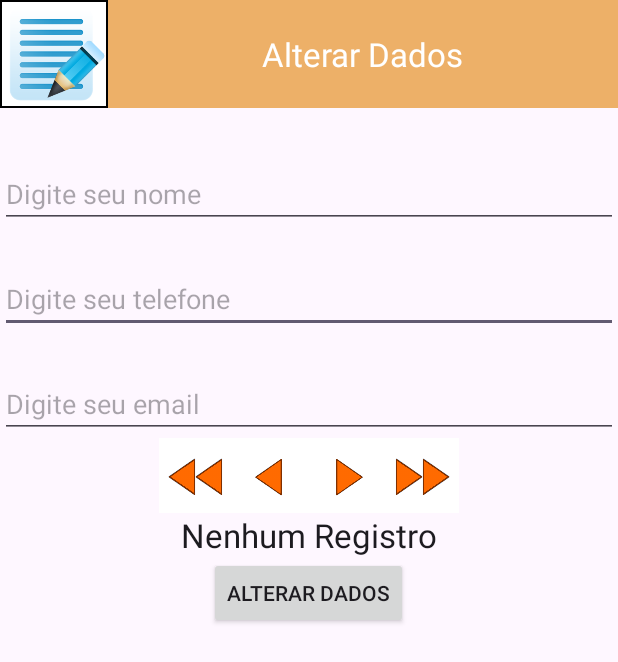
After one commit to Bryanjvo/6SEM-DMOB, an Android app: the AlterarDadosActivity screen opened directly, with no data from a screen before it, on a phone screen of 412 x 824 dp. The commit adds this screen. Shown: the top 662 px of the screen. Run offline under Robolectric (Android 15) with nearby library versions, the phone set to English and light mode, and no system bars.

Commit message:
Alterar feito

```diff
--- a/BryanProjetoDMOB/app/src/main/AndroidManifest.xml
+++ b/BryanProjetoDMOB/app/src/main/AndroidManifest.xml
@@ -11,6 +11,9 @@
         android:roundIcon="@mipmap/ic_launcher_round"
         android:supportsRtl="true"
         android:theme="@style/Theme.BryanProjetoDMOB">
+        <activity
+            android:name=".AlterarDadosActivity"
+            android:exported="false" />
         <activity
             android:name=".ConsultaDadosActivity"
             android:exported="false" />
--- /dev/null
+++ b/BryanProjetoDMOB/app/src/main/java/com/example/bryanprojetodmob/AlterarDadosActivity.java
@@ -0,0 +1,365 @@
+package com.example.bryanprojetodmob;
+
+import android.os.Bundle;
+
+import android.app.Activity;
+
+import android.app.AlertDialog;
+
+import android.content.Context;
+
+import android.content.DialogInterface;
+
+import android.database.Cursor;
+
+import android.database.sqlite.SQLiteDatabase;
+
+import android.view.View;
+
+import android.widget.Button;
+
+import android.widget.EditText;
+
+import android.widget.ImageView;
+
+import android.widget.TextView;
+
+
+
+public class AlterarDadosActivity extends Activity {
+
+    EditText txtnome, txttelefone, txtemail;
+
+    TextView txtstatus_registro;
+
+    SQLiteDatabase db;
+
+    ImageView imgprimeiro, imganterior, imgproximo, imgultimo;
+
+    Button btalterardados;
+
+    int indice;
+
+    int numreg;
+
+    Cursor c;
+
+    DialogInterface.OnClickListener diAlteraInformacoes;
+
+
+
+    @Override
+
+    protected void onCreate(Bundle savedInstanceState) {
+
+        super.onCreate(savedInstanceState);
+
+        setContentView(R.layout.activity_alterar_dados);
+
+        txtnome = (EditText) findViewById(R.id.txtnome);
+
+        txttelefone = (EditText) findViewById(R.id.txttelefone);
+
+        txtemail = (EditText) findViewById(R.id.txtemail);
+
+        txtstatus_registro = (TextView) findViewById(R.id.txtstatus_registro);
+
+        imgprimeiro = (ImageView) findViewById(R.id.imgprimeiro);
+
+        imganterior = (ImageView) findViewById(R.id.imganterior);
+
+        imgproximo = (ImageView) findViewById(R.id.imgproximo);
+
+        imgultimo = (ImageView) findViewById(R.id.imgultimo);
+
+        btalterardados = (Button)findViewById(R.id.btalterardados);
+
+        try {
+
+            //Abre o banco de dados
+
+            db = openOrCreateDatabase("banco_dados",
+
+                    Context.MODE_PRIVATE, null);
+
+            c = db.query("usuarios",new String []
+
+                            {"numreg","nome","telefone","email"},
+
+                    null,null,null,null,null);
+
+            if(c.getCount() > 0) { //Move para o primeiro registro
+
+                c.moveToFirst();
+
+                indice = 1;
+
+                numreg = c.getInt(0); //Obtem o número de registro
+
+                txtnome.setText(c.getString(1)); //Obtem o nome
+
+                txttelefone.setText(c.getString(2)); //Obtém o telefone
+
+                txtemail.setText(c.getString(3));//Obtém o e-mail
+
+                txtstatus_registro.setText(indice + " / " +
+
+                        c.getCount());
+
+            }
+
+            else {
+
+                txtstatus_registro.setText("Nenhum Registro");
+
+            }
+
+        }
+
+        catch(Exception e){
+
+        }
+
+
+
+        imgprimeiro.setOnClickListener(new View.OnClickListener() {
+
+            @Override
+
+            public void onClick(View v) {
+
+                if(c.getCount() > 0)    {
+
+                    //Move para o primeiro registro
+
+                    c.moveToFirst();
+
+                    indice = 1;
+
+                    //Obtem o número de registro
+
+                    numreg = c.getInt(0);
+
+                    //Obtem o nome
+
+                    txtnome.setText(c.getString(1));
+
+                    //Obtém o telefone
+
+                    txttelefone.setText(c.getString(2));
+
+                    //Obtém o e-mail
+
+                    txtemail.setText(c.getString(3));
+
+                    txtstatus_registro.setText(indice + " / " +
+
+                            c.getCount());
+
+                }
+
+            }
+
+        });
+
+
+
+        imganterior.setOnClickListener(new View.OnClickListener() {
+
+            @Override   public void onClick(View v) {
+
+                // TODO Auto-generated method stub
+
+                if(c.getCount() > 0)    {
+
+                    if(indice > 1) {
+
+                        indice--;
+
+                        //Move para o registro anterior
+
+                        c.moveToPrevious();
+
+                        numreg = c.getInt(0);
+
+                        //Obtem o número de registro
+
+                        txtnome.setText(c.getString(1));
+
+                        //Obtem o nome
+
+                        txttelefone.setText(c.getString(2));
+
+                        //Obtém o telefone
+
+                        txtemail.setText(c.getString(3));
+
+                        //Obtém o e-mail
+
+                        txtstatus_registro.setText(indice + " / " +
+
+                                c.getCount());
+
+                    }
+
+                }
+
+            }
+
+        });
+
+
+
+        imgproximo.setOnClickListener(new View.OnClickListener() {
+
+            @Override
+
+            public void onClick(View v) {
+
+                // TODO Auto-generated method stub
+
+                if(c.getCount() > 0)     {
+
+                    if(indice != c.getCount()) {
+
+                        indice++;
+
+                        //Move para o proximo registro
+
+                        c.moveToNext();
+
+                        numreg = c.getInt(0); //Obtem o número de registro
+
+                        txtnome.setText(c.getString(1));
+
+                        //Obtem o nome
+
+                        txttelefone.setText(c.getString(2));
+
+                        //Obtém o telefone
+
+                        //Obtém o e-mail
+
+                        txtemail.setText(c.getString(3));
+
+                        txtstatus_registro.setText(indice + " / " +
+
+                                c.getCount());
+
+                    }
+
+                }
+
+            }
+
+        });
+
+
+
+        imgultimo.setOnClickListener(new View.OnClickListener() {
+
+            @Override  public void onClick(View v) {
+
+                if(c.getCount() > 0)   {
+
+                    //Move para o último registro
+
+                    c.moveToLast();
+
+                    indice = c.getCount();
+
+                    numreg = c.getInt(0); //Obtem o número de registro
+
+                    txtnome.setText(c.getString(1));//Obtem o nome
+
+                    txttelefone.setText(c.getString(2));//Obtém o
+
+                    //telefone
+
+                    txtemail.setText(c.getString(3));//Obtém o e-mail
+
+                    txtstatus_registro.setText(indice + " / " +
+
+                            c.getCount());   }  }    });
+
+
+
+        diAlteraInformacoes = new DialogInterface.OnClickListener() {
+
+            @Override
+
+            public void onClick(DialogInterface dialog, int which) {
+
+                //Altera as informações do registro na tabela
+
+                String nome = txtnome.getText().toString();
+
+                String telefone = txttelefone.getText().toString();
+
+                String email = txtemail.getText().toString();
+
+
+
+                try {
+
+                    db.execSQL("update usuarios set nome = '" + nome + "', "
+
+                            + "telefone = '" + telefone + "', email = '" + email +
+
+                            "' where numreg = " + numreg);
+
+                    MostraMensagem("Dados alterados com sucesso.");
+
+                }   catch(Exception e) {
+
+                    MostraMensagem("Erro: " + e.toString());
+
+                }
+
+            }
+
+        };
+
+
+
+        btalterardados.setOnClickListener(new View.OnClickListener() {
+
+            @Override  public void onClick(View v) {
+
+                AlertDialog.Builder dialogo = new
+
+                        AlertDialog.Builder(AlterarDadosActivity.this);
+
+                dialogo.setTitle("Confirma");
+
+                dialogo.setMessage("Deseja alterar as informações");
+
+                dialogo.setNegativeButton("Não", null);
+
+                dialogo.setPositiveButton("Sim", diAlteraInformacoes);
+
+                dialogo.show();
+
+            }
+
+        });
+
+    }
+
+    public void MostraMensagem(String str)  {
+
+        AlertDialog.Builder dialogo = new
+
+                AlertDialog.Builder(AlterarDadosActivity.this);
+
+        dialogo.setTitle("Aviso");
+
+        dialogo.setMessage(str);
+
+        dialogo.setNeutralButton("OK", null);
+
+        dialogo.show();
+
+    }
+
+}
--- /dev/null
+++ b/BryanProjetoDMOB/app/src/main/res/layout/activity_alterar_dados.xml
@@ -0,0 +1,319 @@
+<LinearLayout xmlns:android="http://schemas.android.com/apk/res/android"
+
+    xmlns:tools="http://schemas.android.com/tools"
+
+    android:layout_width="match_parent"
+
+    android:layout_height="match_parent"
+
+    android:orientation="vertical"
+
+    tools:context=".ConsultaDadosActivity" >
+
+    <LinearLayout
+
+        android:id="@+id/linearLayout1"
+
+        android:layout_width="match_parent"
+
+        android:layout_height="wrap_content"
+
+        android:background="#3ba0e2" >
+
+
+
+        <ImageView
+
+            android:id="@+id/imageView1"
+
+            android:layout_width="72dp"
+
+            android:layout_height="72dp"
+
+            android:contentDescription="@string/todo"
+
+            android:src="@drawable/icone_alterar_dados" />
+
+        <TextView
+
+            android:id="@+id/textView1"
+
+            android:layout_width="wrap_content"
+
+            android:layout_height="wrap_content"
+
+            android:textAppearance="?android:attr/textAppearanceLarge"
+
+            />
+
+        <LinearLayout
+
+            android:id="@+id/layoutCorFundo"
+
+            android:layout_width="fill_parent"
+
+            android:layout_height="match_parent"
+
+            android:background="#edb068"
+
+            android:gravity="center" >
+
+            <TextView
+
+                android:id="@+id/textView2"
+
+                android:layout_width="wrap_content"
+
+                android:layout_height="wrap_content"
+
+                android:text="@string/alterar_dados"
+
+                android:textAppearance=
+
+                    "?android:attr/textAppearanceLarge"
+
+                android:textColor="#ffffff" />
+
+        </LinearLayout>
+
+    </LinearLayout>
+
+
+
+    <TextView
+
+        android:id="@+id/textView3"
+
+        android:layout_width="wrap_content"
+
+        android:layout_height="wrap_content"
+
+        android:paddingTop="10dp"
+
+        android:textAppearance="?android:attr/textAppearanceSmall"
+
+        android:textColor="#000000"
+
+        android:textSize="18sp"
+
+        tools:text="@string/nome" />
+
+
+
+    <EditText
+
+        android:id="@+id/txtnome"
+
+        android:layout_width="match_parent"
+
+        android:layout_height="wrap_content"
+
+        android:ems="10"
+
+        android:hint="@string/digite_seu_nome"
+
+        android:importantForAutofill="no"
+
+        android:inputType="text" />
+
+
+
+    <TextView
+
+        android:id="@+id/textView4"
+
+        android:layout_width="wrap_content"
+
+        android:layout_height="wrap_content"
+
+        android:textAppearance="?android:attr/textAppearanceSmall"
+
+        android:textColor="#000000"
+
+        android:textSize="18sp"
+
+        tools:text="@string/telefone" />
+
+
+
+    <EditText
+
+        android:id="@+id/txttelefone"
+
+        android:layout_width="match_parent"
+
+        android:layout_height="wrap_content"
+
+        android:ems="10"
+
+        android:hint="@string/digite_seu_telefone"
+
+        android:importantForAutofill="no"
+
+        android:inputType="text">
+
+
+
+        <requestFocus />
+
+    </EditText>
+
+
+
+    <TextView
+
+        android:id="@+id/textView5"
+
+        android:layout_width="wrap_content"
+
+        android:layout_height="wrap_content"
+
+        android:textAppearance="?android:attr/textAppearanceSmall"
+
+        android:textColor="#000000"
+
+        android:textSize="18sp"
+
+        tools:text="@string/e_mail" />
+
+
+
+    <EditText
+
+        android:id="@+id/txtemail"
+
+        android:layout_width="match_parent"
+
+        android:layout_height="wrap_content"
+
+        android:ems="10"
+
+        android:hint="@string/digite_seu_email"
+
+        android:importantForAutofill="no"
+
+        android:inputType="text|textEmailAddress" />
+
+    <LinearLayout
+
+        android:layout_width="match_parent"
+
+        android:layout_height="wrap_content"
+
+        android:gravity="center"
+
+        android:paddingTop="0dp" >
+
+
+
+        <ImageView
+
+            android:id="@+id/imgprimeiro"
+
+            android:layout_width="50dp"
+
+            android:layout_height="50dp"
+
+            android:contentDescription="@string/todo"
+
+            android:scaleType="fitXY"
+
+            android:src="@drawable/botao_alt_primeiro" />
+
+
+
+        <ImageView
+
+            android:id="@+id/imganterior"
+
+            android:layout_width="50dp"
+
+            android:layout_height="50dp"
+
+            android:contentDescription="@string/todo"
+
+            android:scaleType="fitXY"
+
+            android:src="@drawable/botao_alt_anterior" />
+
+
+
+        <ImageView
+
+            android:id="@+id/imgproximo"
+
+            android:layout_width="50dp"
+
+            android:layout_height="50dp"
+
+            android:contentDescription="@string/todo"
+
+            android:scaleType="fitXY"
+
+            android:src="@drawable/botao_alt_proximo" />
+
+
+
+        <ImageView
+
+            android:id="@+id/imgultimo"
+
+            android:layout_width="50dp"
+
+            android:layout_height="50dp"
+
+            android:contentDescription="@string/todo"
+
+            android:scaleType="fitXY"
+
+            android:src="@drawable/botao_alt_ultimo" />
+
+    </LinearLayout>
+
+    <LinearLayout
+
+        android:layout_width="match_parent"
+
+        android:layout_height="wrap_content"
+
+        android:gravity="center"
+
+        android:paddingTop="0dp" >
+
+
+
+        <TextView
+
+            android:id="@+id/txtstatus_registro"
+
+            android:layout_width="wrap_content"
+
+            android:layout_height="wrap_content"
+
+            android:contentDescription="@string/status"
+
+            android:textAppearance="?android:attr/textAppearanceLarge" />
+
+    </LinearLayout>
+
+    <LinearLayout
+
+        android:layout_width="match_parent"
+
+        android:layout_height="wrap_content"
+
+        android:gravity="center" >
+
+        <Button
+
+            android:id="@+id/btalterardados"
+
+            android:layout_width="wrap_content"
+
+            android:layout_height="wrap_content"
+
+            android:text="@string/alterar_dados" />
+
+    </LinearLayout>
+
+</LinearLayout>
--- a/BryanProjetoDMOB/app/src/main/res/layout/activity_main.xml
+++ b/BryanProjetoDMOB/app/src/main/res/layout/activity_main.xml
@@ -84,6 +84,12 @@
                 android:layout_height="wrap_content"
                 android:text="@string/consultar_dados" />
 
+            <Button
+                android:id="@+id/btalterardados"
+                android:layout_width="200dp"
+                android:layout_height="wrap_content"
+                android:text="@string/alterar_dados" />
+
 
         </LinearLayout>
     </LinearLayout>
```
Also changed, not shown: BryanProjetoDMOB/app/src/main/java/com/example/bryanprojetodmob/MainActivity.java (+19 -0 lines), BryanProjetoDMOB/app/src/main/res/values/strings.xml (+32 -0 lines), BryanProjetoDMOB/app/src/main/res/drawable/botao_alt_anterior.png (added), BryanProjetoDMOB/app/src/main/res/drawable/botao_alt_primeiro.png (added), BryanProjetoDMOB/app/src/main/res/drawable/botao_alt_proximo.png (added), BryanProjetoDMOB/app/src/main/res/drawable/botao_alt_ultimo.png (added), BryanProjetoDMOB/app/src/main/res/drawable/icone_alterar_dados.png (added).
